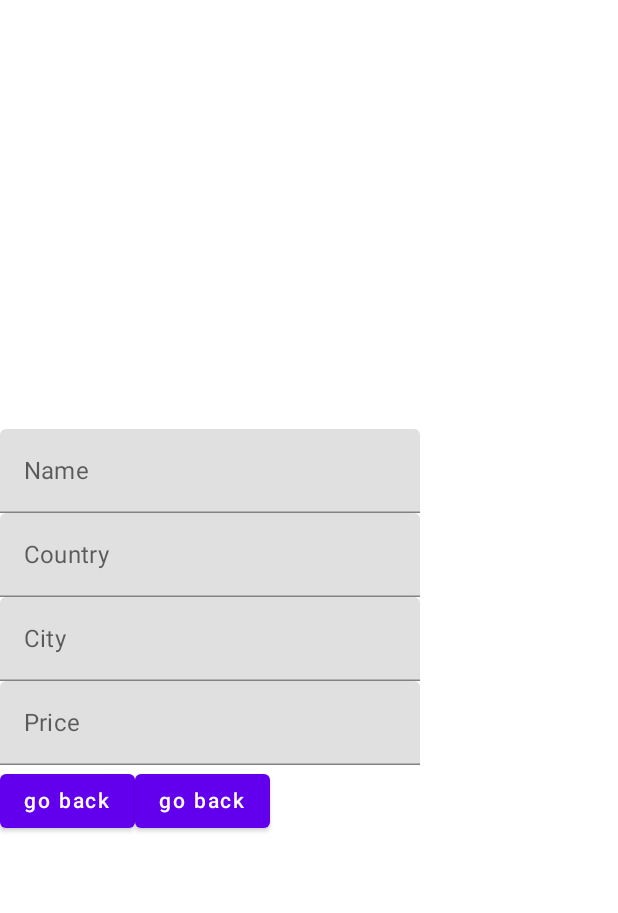
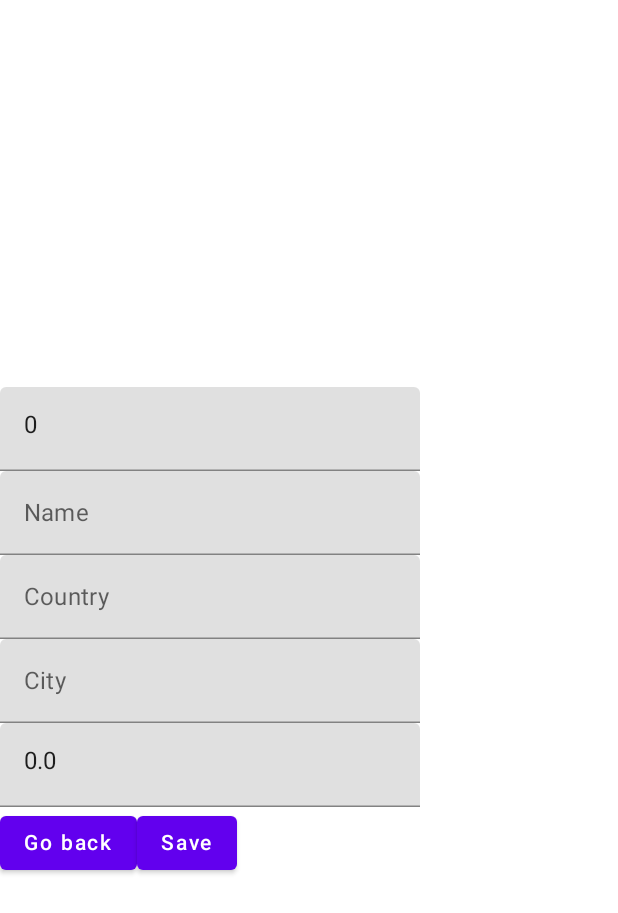
Before and after one commit to felixItiel13/Prac5, an Android app built with Jetpack Compose: the AddTouristicPointScreen screen opened through its navigation route, on a phone screen of 412 x 824 dp. Shown: the top 913 px of the screen. Run offline under Robolectric (Android 15) with nearby library versions, the phone set to English and light mode, and no system bars; our stand-ins replace Room's generated code.

Commit message:
Preliminar, la base de datos funciona para los puntos turisticos

```diff
--- a/app/src/main/java/com/mkiperszmid/emptyapp/home/AddTouristicPointScreen.kt
+++ b/app/src/main/java/com/mkiperszmid/emptyapp/home/AddTouristicPointScreen.kt
@@ -1,12 +1,14 @@
 package com.mkiperszmid.emptyapp.home
 
 import androidx.compose.foundation.layout.*
+import androidx.compose.foundation.text.KeyboardOptions
 import androidx.compose.material.Button
 import androidx.compose.material.Text
 import androidx.compose.material.TextField
 import androidx.compose.runtime.*
 import androidx.compose.ui.Alignment
 import androidx.compose.ui.Modifier
+import androidx.compose.ui.text.input.KeyboardType
 import androidx.compose.ui.unit.dp
 import androidx.compose.ui.unit.sp
 import androidx.lifecycle.ViewModel
@@ -15,22 +17,19 @@ import androidx.navigation.NavHostController
 @Composable
 fun AddTouristicPointScreen(viewModel: HomeViewModel, navController: NavHostController) {
     val state = viewModel.state
-    var name by remember{ mutableStateOf("") }
-    var country by remember{ mutableStateOf("") }
-    var city by remember{ mutableStateOf("") }
-    var price by remember{ mutableStateOf("") }
     Box(Modifier.fillMaxSize(),contentAlignment = Alignment.CenterStart){
         Column(Modifier.padding(top = 20.dp)){
-            TextField(value = "", onValueChange = {it -> name = it}, placeholder = {Text("Name")})
-            TextField(value = "", onValueChange = {it -> country = it}, placeholder = {Text("Country")})
-            TextField(value = "", onValueChange = {it -> city = it}, placeholder = {Text("City")})
-            TextField(value = "", onValueChange = {it -> price = it}, placeholder = {Text("Price")})
+            TextField(value = viewModel.state.pointId.toString(), onValueChange = {it -> viewModel.changeId(it.toInt())}, placeholder = {Text("Id")}, keyboardOptions = KeyboardOptions.Default.copy(keyboardType = KeyboardType.Number))
+            TextField(value = viewModel.state.pointName, onValueChange = {it -> viewModel.changeName(it)}, placeholder = {Text("Name")})
+            TextField(value = viewModel.state.country, onValueChange = {it -> viewModel.changeCountry(it)}, placeholder = {Text("Country")})
+            TextField(value = viewModel.state.city, onValueChange = {it -> viewModel.changeCity(it)}, placeholder = {Text("City")})
+            TextField(value = viewModel.state.pointPrice.toString(), onValueChange = {it -> viewModel.changePrice(it.toDouble())}, placeholder = {Text("Price")}, keyboardOptions = KeyboardOptions.Default.copy(keyboardType = KeyboardType.Number))
             Row(){
-                Button(onClick = { navController.navigate("home")}){
-                    Text("go back")
+                Button(onClick = { navController.navigate("home"); viewModel.cleanState()}){
+                    Text("Go back")
                 }
-                Button(onClick = {}){
-                    Text("go back")
+                Button(onClick = {viewModel.createProduct()}){
+                    Text("Save")
                 }
             }
         }
--- a/app/src/main/java/com/mkiperszmid/emptyapp/home/HomeScreen.kt
+++ b/app/src/main/java/com/mkiperszmid/emptyapp/home/HomeScreen.kt
@@ -37,7 +37,7 @@ fun HomeScreen(
             placeholder = { Text(text = "Nombre del producto") }
         )
         TextField(
-            value = state.productPrice,
+            value = state.pointPrice,
             onValueChange = { viewModel.changePrice(it) },
             placeholder = { Text(text = "Precio") }
         )
--- a/app/src/main/java/com/mkiperszmid/emptyapp/home/HomeState.kt
+++ b/app/src/main/java/com/mkiperszmid/emptyapp/home/HomeState.kt
@@ -3,6 +3,8 @@ package com.mkiperszmid.emptyapp.home
 data class HomeState(
     val touristicPoints: List<TouristicPoint> = emptyList(),
     val pointName: String = "",
-    val productPrice: Double? = null,
-    val productId: Int? = null
+    val pointPrice: Double? = 0.0,
+    val pointId: Int? = 0,
+    val country: String = "",
+    val city: String = "",
 )
```
Also changed, not shown: app/src/main/java/com/mkiperszmid/emptyapp/home/HomeViewModel.kt (+32 -9 lines).
